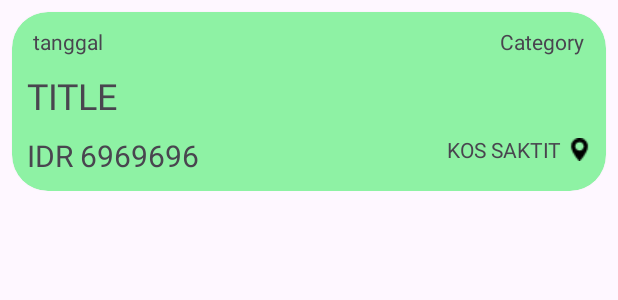
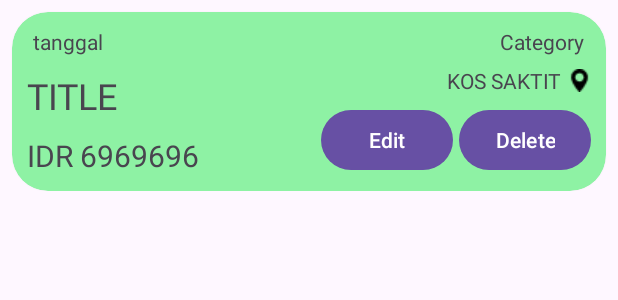
Before and after one commit to Ulung32/BondoMan, an Android app: the layout transaction_item.xml on its own in the app's theme, with its tools: preview values and no code run, on a phone screen of 412 x 824 dp. Shown: the top 300 px of the screen. Run offline under Robolectric (Android 15) with nearby library versions, the light colour scheme and no system bars.

Commit message:
Feat delete transaction

```diff
--- a/app/build.gradle.kts
+++ b/app/build.gradle.kts
@@ -79,5 +79,6 @@ dependencies {
     implementation("com.google.android.gms:play-services-location:21.2.0")
 
     implementation("pub.devrel:easypermissions:3.0.0")
+    implementation("com.google.android.gms:play-services-maps:18.2.0")
 
 }
--- a/app/src/main/res/layout/transaction_item.xml
+++ b/app/src/main/res/layout/transaction_item.xml
@@ -60,6 +60,7 @@
                 android:layout_marginTop="10dp"
                 android:text="IDR 6969696"
                 android:textSize="20sp"
+                app:layout_constraintBottom_toBottomOf="parent"
                 app:layout_constraintStart_toStartOf="parent"
                 app:layout_constraintTop_toBottomOf="@+id/title_tv" />
 
@@ -67,9 +68,9 @@
                 android:id="@+id/location_drawable"
                 android:layout_width="wrap_content"
                 android:layout_height="wrap_content"
-                android:layout_marginBottom="10dp"
-                app:layout_constraintBottom_toBottomOf="parent"
+                app:layout_constraintBottom_toTopOf="@+id/deleteTransactionButton"
                 app:layout_constraintEnd_toEndOf="parent"
+                app:layout_constraintTop_toBottomOf="@+id/category_tv"
                 app:srcCompat="@drawable/location_icon" />
 
             <TextView
@@ -77,10 +78,27 @@
                 android:layout_width="wrap_content"
                 android:layout_height="wrap_content"
                 android:layout_marginRight="4dp"
-                android:layout_marginBottom="8dp"
                 android:text="KOS SAKTIT"
+                app:layout_constraintBottom_toTopOf="@+id/deleteTransactionButton"
+                app:layout_constraintEnd_toStartOf="@+id/location_drawable"
+                app:layout_constraintTop_toBottomOf="@+id/category_tv" />
+
+            <Button
+                android:id="@+id/deleteTransactionButton"
+                android:layout_width="wrap_content"
+                android:layout_height="wrap_content"
+                android:text="Delete"
                 app:layout_constraintBottom_toBottomOf="parent"
-                app:layout_constraintEnd_toStartOf="@+id/location_drawable" />
+                app:layout_constraintEnd_toEndOf="parent" />
+
+            <Button
+                android:id="@+id/editTransactionButton"
+                android:layout_width="wrap_content"
+                android:layout_height="wrap_content"
+                android:text="Edit"
+                android:layout_marginRight="4dp"
+                app:layout_constraintBottom_toBottomOf="parent"
+                app:layout_constraintEnd_toStartOf="@+id/deleteTransactionButton" />
 
         </androidx.constraintlayout.widget.ConstraintLayout>
 
```
Also changed, not shown: app/src/main/java/com/example/bondoman/ui/Transaction/TransactionAdapter.kt (+28 -3 lines), app/src/main/java/com/example/bondoman/ui/Transaction/TransactionFragment.kt (+1 -16 lines), app/src/main/java/com/example/bondoman/util/LocationClient.kt (+29 -1 lines).
